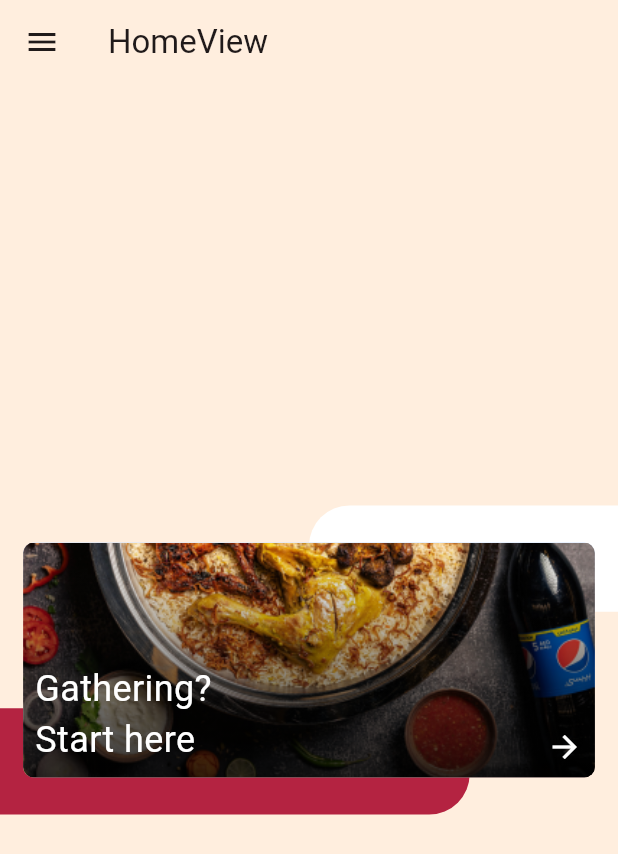
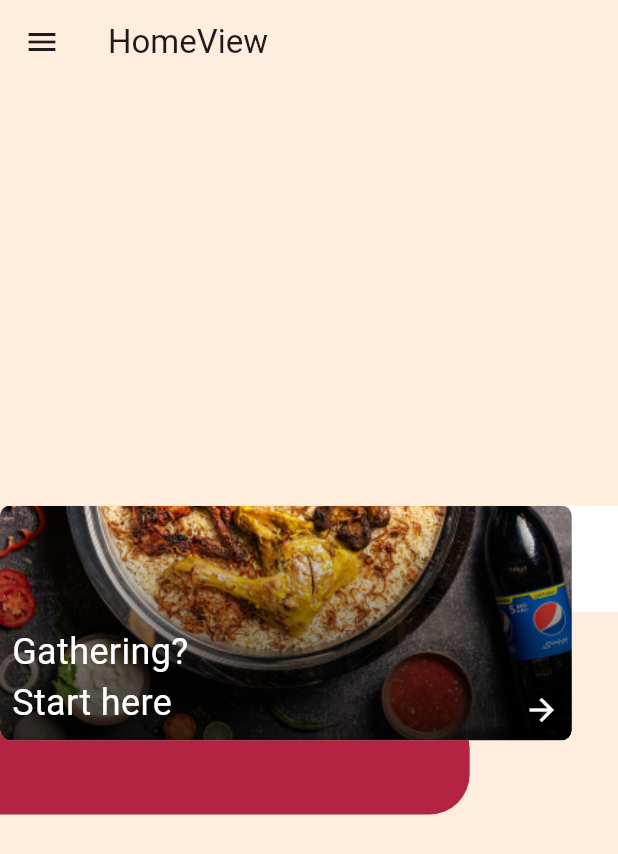
Before and after one commit to FaresFouziNZ/Gebly, a Flutter app: the screen it shows after launch, on a phone screen of 412 x 824 dp. Shown: the top 854 px of the screen. Run offline on Flutter 3.47's test engine with Material 3 defaults, Android fonts, the phone set to English and light mode, and no system bars; our stand-ins replace go_router, hooks_riverpod, supabase_flutter; accounts and stored records are empty.

Commit message:
remove unnecessary centers

```diff
--- a/lib/presentation/view/home_view.dart
+++ b/lib/presentation/view/home_view.dart
@@ -69,8 +69,7 @@ class HomeView extends StatelessWidget {
                       )),
                 ),
               ),
-              Center(
-                child: Container(
+              Container(
                 width: MediaQuery.of(context).size.width * 0.925,
                 height: MediaQuery.of(context).size.height * 0.19,
                 decoration: BoxDecoration(
@@ -90,9 +89,7 @@ class HomeView extends StatelessWidget {
                   borderRadius: BorderRadius.circular(7.0),
                 ),
               ),
-              ),
-              Center(
-                child: Container(
+              Container(
                 width: MediaQuery.of(context).size.width * 0.925,
                 height: MediaQuery.of(context).size.height * 0.19,
                 decoration: BoxDecoration(
@@ -124,7 +121,6 @@ class HomeView extends StatelessWidget {
                   ),
                 ),
               ),
-              ),
             ],
           ),
         ),
```
Lines whose indentation alone changed are shown as unchanged.
